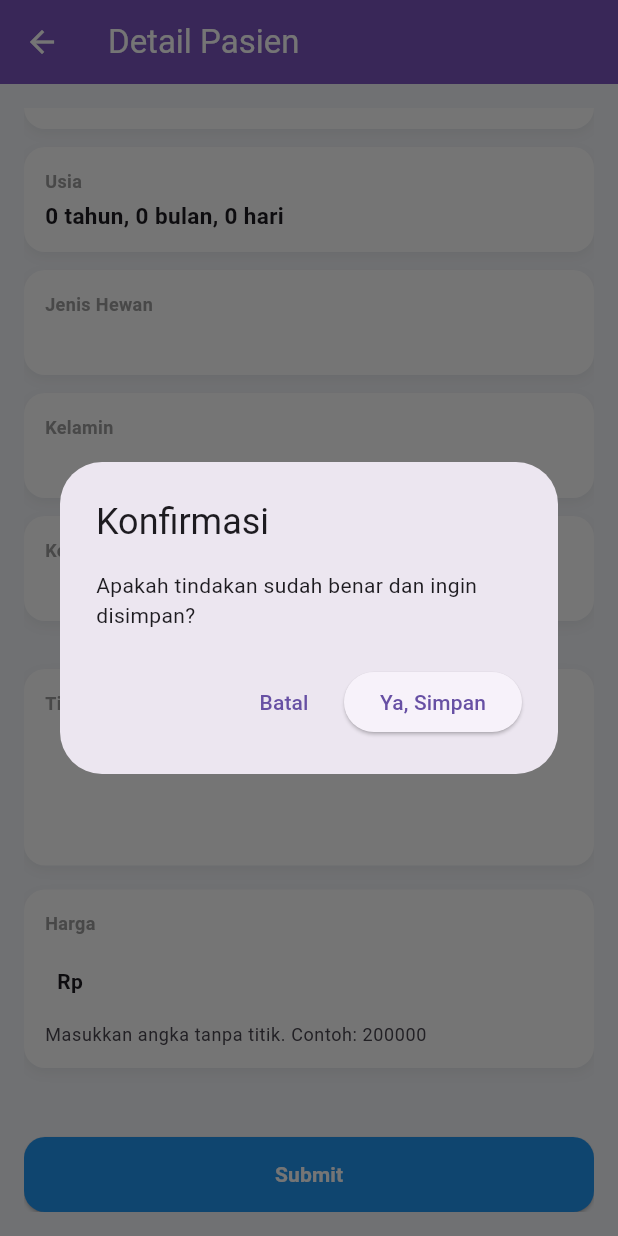
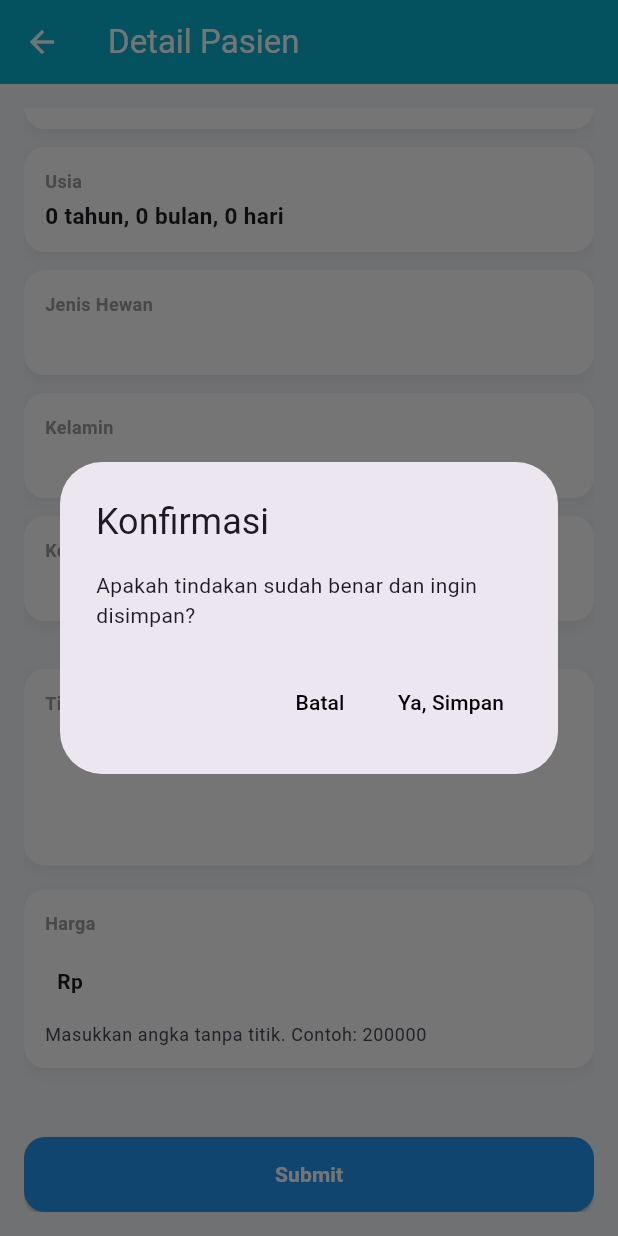
Before and after one commit to amanda-araa20/flutter-heyone, a Flutter app: the PatientDetailScreen screen opened directly with empty values, scrolled down 298 dp, after a tap on "Submit", on a phone screen of 412 x 824 dp. Run offline on Flutter 3.47's test engine with Material 3 defaults, Android fonts, the phone set to English and light mode, and no system bars; our stand-ins replace image_picker, shared_preferences; accounts and stored records are empty; network calls fail.

Commit message:
revisi theme menjadi cyan

```diff
--- a/lib/screens/edit_profile_screen.dart
+++ b/lib/screens/edit_profile_screen.dart
@@ -107,7 +107,7 @@ class _EditProfileScreenState extends State<EditProfileScreen> {
     return Scaffold(
       backgroundColor: const Color(0xFFF5F6FA),
       appBar: AppBar(
-        backgroundColor: const Color(0xFF7E57C2),
+        backgroundColor: const Color(0xFF00BBD4),
         title: const Text(
           "Edit Profil",
           style: TextStyle(color: Colors.white, fontWeight: FontWeight.bold),
--- a/lib/screens/login_screen.dart
+++ b/lib/screens/login_screen.dart
@@ -44,7 +44,7 @@ class _LoginScreenState extends State<LoginScreen> {
       body: Container(
         decoration: const BoxDecoration(
           gradient: LinearGradient(
-            colors: [Color(0xFF6A5ACD), Color(0xFF8A6BEA)],
+            colors: [Color(0xFF00C6D7), Color(0xFF0097A7)],
             begin: Alignment.topLeft,
             end: Alignment.bottomRight,
           ),
--- a/lib/screens/patient_detail_screen.dart
+++ b/lib/screens/patient_detail_screen.dart
@@ -139,11 +139,17 @@ class _PatientDetailScreenState extends State<PatientDetailScreen> {
             actions: [
               TextButton(
                 onPressed: () => Navigator.pop(context, false),
-                child: const Text("Batal"),
+                child: const Text(
+                  "Batal",
+                  style: TextStyle(color: Colors.black),
+                ),
               ),
-              ElevatedButton(
+              TextButton(
                 onPressed: () => Navigator.pop(context, true),
-                child: const Text("Ya, Simpan"),
+                child: const Text(
+                  "Ya, Simpan",
+                  style: TextStyle(color: Colors.black),
+                ),
               ),
             ],
           ),
@@ -220,7 +226,7 @@ class _PatientDetailScreenState extends State<PatientDetailScreen> {
                                     ).format(DateTime.parse(item['date'])),
                                     style: const TextStyle(
                                       fontWeight: FontWeight.bold,
-                                      color: Colors.deepPurple,
+                                      color: Colors.black,
                                     ),
                                   ),
 
@@ -254,7 +260,13 @@ class _PatientDetailScreenState extends State<PatientDetailScreen> {
             actions: [
               TextButton(
                 onPressed: () => Navigator.pop(context),
-                child: const Text("Tutup"),
+                child: const Text(
+                  "Tutup",
+                  style: TextStyle(
+                    color: Colors.black,
+                    fontWeight: FontWeight.bold,
+                  ),
+                ),
               ),
             ],
           );
@@ -286,7 +298,7 @@ class _PatientDetailScreenState extends State<PatientDetailScreen> {
     return Scaffold(
       backgroundColor: const Color(0xFFF4F6FA),
       appBar: AppBar(
-        backgroundColor: const Color(0xFF7E57C2),
+        backgroundColor: const Color(0xFF00BBD4),
         title: const Text(
           "Detail Pasien",
           style: TextStyle(color: Colors.white),
@@ -301,7 +313,7 @@ class _PatientDetailScreenState extends State<PatientDetailScreen> {
             Container(
               padding: const EdgeInsets.all(16),
               decoration: BoxDecoration(
-                color: const Color(0xFF7E57C2),
+                color: const Color(0xFF00BBD4),
                 borderRadius: BorderRadius.circular(14),
               ),
               child: Column(
@@ -331,7 +343,7 @@ class _PatientDetailScreenState extends State<PatientDetailScreen> {
                 icon: const Icon(Icons.history),
                 label: const Text("Rekam Medik"),
                 style: ElevatedButton.styleFrom(
-                  backgroundColor: Colors.deepPurple,
+                  backgroundColor: Color(0xFF00BBD4),
                   foregroundColor: Colors.white,
                 ),
                 onPressed: () => _showMedicalHistory(),
--- a/lib/screens/patient_list_screen.dart
+++ b/lib/screens/patient_list_screen.dart
@@ -65,7 +65,7 @@ class _PatientListScreenState extends State<PatientListScreen> {
     return Scaffold(
       backgroundColor: const Color(0xFFF5F6FA),
       appBar: AppBar(
-        backgroundColor: const Color(0xFF7E57C2),
+        backgroundColor: const Color(0xFF00BBD4),
         title: const Text(
           "Cari Pasien",
           style: TextStyle(color: Colors.white, fontWeight: FontWeight.bold),
@@ -305,7 +305,7 @@ class _PatientListScreenState extends State<PatientListScreen> {
                                           width: 50,
                                           height: 50,
                                           decoration: BoxDecoration(
-                                            color: const Color(0xFF7E57C2),
+                                            color: const Color(0xFF00BBD4),
                                             borderRadius: BorderRadius.circular(
                                               12,
                                             ),
--- a/lib/screens/register_screen.dart
+++ b/lib/screens/register_screen.dart
@@ -86,7 +86,7 @@ class _RegisterScreenState extends State<RegisterScreen> {
       body: Container(
         decoration: const BoxDecoration(
           gradient: LinearGradient(
-            colors: [Color(0xFF6A5ACD), Color(0xFF8A6BEA)],
+            colors: [Color(0xFF00C6D7), Color(0xFF0097A7)],
             begin: Alignment.topLeft,
             end: Alignment.bottomRight,
           ),
@@ -135,7 +135,7 @@ class _RegisterScreenState extends State<RegisterScreen> {
                   const Text(
                     "Informasi Dokter",
                     style: TextStyle(
-                      color: Color(0xFF7E57C2),
+                      color: Color(0xFF00BBD4),
                       fontWeight: FontWeight.bold,
                     ),
                   ),
```
